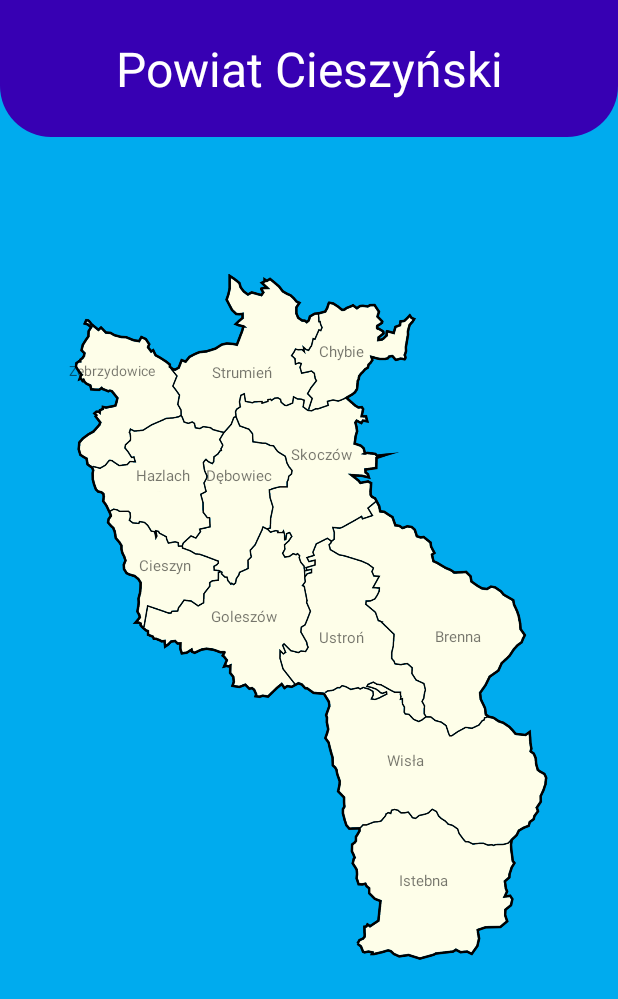
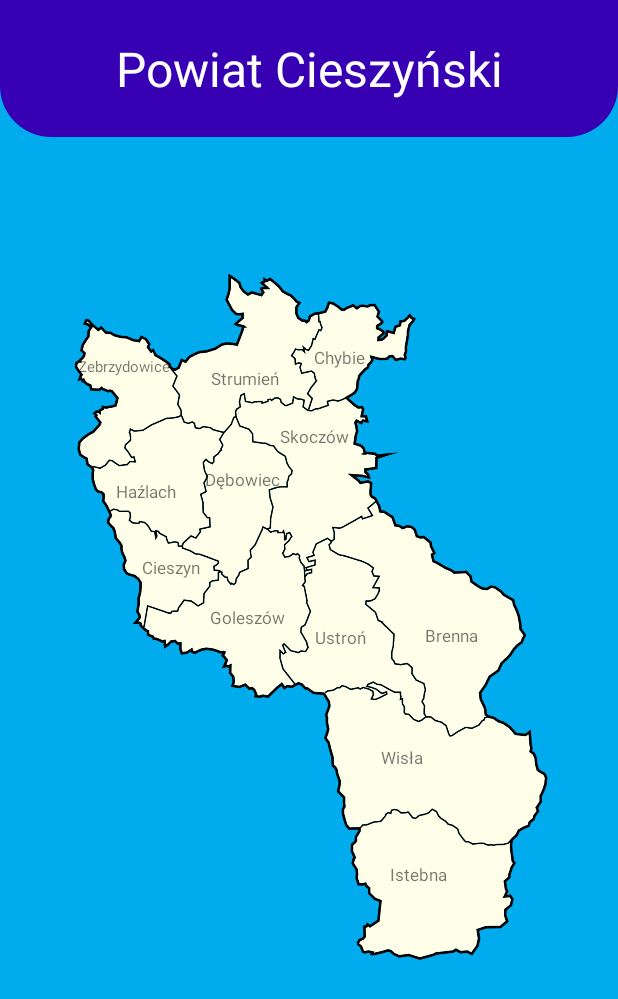
Before and after one commit to OskarCzyz/Pogoda, an Android app: the screen it shows after launch (MainActivity), on a phone screen of 412 x 824 dp. Shown: the top 999 px of the screen. Run offline under Robolectric (Android 15) with nearby library versions, the phone set to English and light mode, and no system bars; Roboto replaces fonts that are not available here.

Commit message:
temperatura pokazywana jest na podstawie powiatu, którego się wybrało, obrazek w drugiej aktywności jest zależny od aktualnej pogody małe poprawki layout'u

```diff
--- a/app/src/main/AndroidManifest.xml
+++ b/app/src/main/AndroidManifest.xml
@@ -18,7 +18,7 @@
         <activity
             android:name=".MainActivity"
             android:exported="true"
-            android:label="Strona Główna">
+            android:label="Pogoda">
             <intent-filter>
                 <action android:name="android.intent.action.MAIN" />
 
--- a/app/src/main/res/layout/activity_main.xml
+++ b/app/src/main/res/layout/activity_main.xml
@@ -5,6 +5,7 @@
     android:layout_width="match_parent"
     android:layout_height="match_parent"
     android:background="@color/light_blue"
+    android:orientation="vertical"
     tools:context=".MainActivity">
 
     <TextView
@@ -37,11 +38,12 @@
 
 
     <TextView
+        android:padding="5sp"
         android:id="@+id/tvChybie"
         android:layout_width="wrap_content"
         android:layout_height="wrap_content"
         android:text="Chybie"
-        android:textSize="10sp"
+        android:textSize="11sp"
         app:layout_constraintBottom_toBottomOf="@+id/imageView"
         app:layout_constraintEnd_toEndOf="parent"
         app:layout_constraintHorizontal_bias="0.556"
@@ -51,11 +53,12 @@
         tools:ignore="MissingConstraints" />
 
     <TextView
+        android:padding="5sp"
         android:id="@+id/tvStrumien"
         android:layout_width="wrap_content"
         android:layout_height="wrap_content"
         android:text="Strumień"
-        android:textSize="10sp"
+        android:textSize="11sp"
         app:layout_constraintBottom_toBottomOf="@+id/imageView"
         app:layout_constraintEnd_toEndOf="parent"
         app:layout_constraintHorizontal_bias="0.38"
@@ -68,49 +71,53 @@
         android:id="@+id/tvZebrzydowice"
         android:layout_width="wrap_content"
         android:layout_height="wrap_content"
+        android:padding="5sp"
         android:text="Zebrzydowice"
-        android:textSize="9sp"
+        android:textSize="10sp"
         app:layout_constraintBottom_toBottomOf="@+id/imageView"
         app:layout_constraintEnd_toEndOf="parent"
 
-        app:layout_constraintHorizontal_bias="0.129"
+        app:layout_constraintHorizontal_bias="0.138"
 
         app:layout_constraintStart_toStartOf="parent"
         app:layout_constraintTop_toTopOf="@+id/imageView"
-        app:layout_constraintVertical_bias="0.176" />
+        app:layout_constraintVertical_bias="0.162" />
 
     <TextView
+        android:padding="5sp"
         android:id="@+id/tvSkoczow"
         android:layout_width="wrap_content"
         android:layout_height="wrap_content"
         android:text="Skoczów"
-        android:textSize="10sp"
+        android:textSize="11sp"
         app:layout_constraintBottom_toBottomOf="@+id/imageView"
         app:layout_constraintEnd_toEndOf="parent"
-        app:layout_constraintHorizontal_bias="0.522"
+        app:layout_constraintHorizontal_bias="0.51"
         app:layout_constraintStart_toStartOf="parent"
         app:layout_constraintTop_toTopOf="@+id/imageView"
-        app:layout_constraintVertical_bias="0.285" />
+        app:layout_constraintVertical_bias="0.256" />
 
     <TextView
+        android:padding="5sp"
         android:id="@+id/tvDebowiec"
         android:layout_width="wrap_content"
         android:layout_height="wrap_content"
         android:text="Dębowiec"
-        android:textSize="10sp"
+        android:textSize="11sp"
         app:layout_constraintBottom_toBottomOf="@+id/imageView"
         app:layout_constraintEnd_toEndOf="parent"
-        app:layout_constraintHorizontal_bias="0.373"
+        app:layout_constraintHorizontal_bias="0.374"
         app:layout_constraintStart_toStartOf="parent"
         app:layout_constraintTop_toTopOf="@+id/imageView"
-        app:layout_constraintVertical_bias="0.312" />
+        app:layout_constraintVertical_bias="0.313" />
 
     <TextView
+        android:padding="5sp"
         android:id="@+id/tvIstebna"
         android:layout_width="wrap_content"
         android:layout_height="wrap_content"
         android:text="Istebna"
-        android:textSize="10sp"
+        android:textSize="11sp"
         app:layout_constraintBottom_toBottomOf="@+id/imageView"
         app:layout_constraintEnd_toEndOf="parent"
         app:layout_constraintHorizontal_bias="0.701"
@@ -119,11 +126,12 @@
         app:layout_constraintVertical_bias="0.844" />
 
     <TextView
+        android:padding="5sp"
         android:id="@+id/tvWisla"
         android:layout_width="wrap_content"
         android:layout_height="wrap_content"
         android:text="Wisła"
-        android:textSize="10sp"
+        android:textSize="11sp"
         app:layout_constraintBottom_toBottomOf="@+id/imageView"
         app:layout_constraintEnd_toEndOf="parent"
         app:layout_constraintHorizontal_bias="0.666"
@@ -132,11 +140,12 @@
         app:layout_constraintVertical_bias="0.687" />
 
     <TextView
+        android:padding="5sp"
         android:id="@+id/tvBrenna"
         android:layout_width="wrap_content"
         android:layout_height="wrap_content"
         android:text="Brenna"
-        android:textSize="10sp"
+        android:textSize="11sp"
         app:layout_constraintBottom_toBottomOf="@+id/imageView"
         app:layout_constraintEnd_toEndOf="parent"
         app:layout_constraintHorizontal_bias="0.76"
@@ -145,11 +154,12 @@
         app:layout_constraintVertical_bias="0.523" />
 
     <TextView
+        android:padding="5sp"
         android:id="@+id/tvUstron"
         android:layout_width="wrap_content"
         android:layout_height="wrap_content"
         android:text="Ustroń"
-        android:textSize="10sp"
+        android:textSize="11sp"
         app:layout_constraintBottom_toBottomOf="@+id/imageView"
         app:layout_constraintEnd_toEndOf="parent"
         app:layout_constraintHorizontal_bias="0.557"
@@ -158,11 +168,12 @@
         app:layout_constraintVertical_bias="0.525" />
 
     <TextView
+        android:padding="5sp"
         android:id="@+id/tvGoleszow"
         android:layout_width="wrap_content"
         android:layout_height="wrap_content"
         android:text="Goleszów"
-        android:textSize="10sp"
+        android:textSize="11sp"
         app:layout_constraintBottom_toBottomOf="@+id/imageView"
         app:layout_constraintEnd_toEndOf="parent"
         app:layout_constraintHorizontal_bias="0.383"
@@ -171,11 +182,12 @@
         app:layout_constraintVertical_bias="0.498" />
 
     <TextView
+        android:padding="5sp"
         android:id="@+id/tvCieszyn"
         android:layout_width="wrap_content"
         android:layout_height="wrap_content"
         android:text="Cieszyn"
-        android:textSize="10sp"
+        android:textSize="11sp"
         app:layout_constraintBottom_toBottomOf="@+id/imageView"
         app:layout_constraintEnd_toEndOf="parent"
         app:layout_constraintHorizontal_bias="0.246"
@@ -184,18 +196,18 @@
         app:layout_constraintVertical_bias="0.431" />
 
     <TextView
+        android:padding="5sp"
         android:id="@+id/tvHazlach"
         android:layout_width="wrap_content"
         android:layout_height="wrap_content"
-        android:text="Hazlach"
-        android:textSize="10sp"
+        android:text="Haźlach"
+        android:textSize="11sp"
         app:layout_constraintBottom_toBottomOf="@+id/imageView"
         app:layout_constraintEnd_toEndOf="parent"
-        app:layout_constraintHorizontal_bias="0.242"
+        app:layout_constraintHorizontal_bias="0.199"
         app:layout_constraintStart_toStartOf="parent"
         app:layout_constraintTop_toTopOf="@+id/imageView"
-        app:layout_constraintVertical_bias="0.312" />
-
+        app:layout_constraintVertical_bias="0.329" />
 
 
 </androidx.constraintlayout.widget.ConstraintLayout>
--- a/app/src/main/res/values-night/themes.xml
+++ b/app/src/main/res/values-night/themes.xml
@@ -2,12 +2,12 @@
     <!-- Base application theme. -->
     <style name="Theme.Pogoda" parent="Theme.MaterialComponents.DayNight.DarkActionBar">
         <!-- Primary brand color. -->
-        <item name="colorPrimary">@color/purple_200</item>
+        <item name="colorPrimary">@color/blue</item>
         <item name="colorPrimaryVariant">@color/dark_blue</item>
-        <item name="colorOnPrimary">@color/black</item>
+        <item name="colorOnPrimary">@color/white</item>
         <!-- Secondary brand color. -->
         <item name="colorSecondary">@color/green</item>
-        <item name="colorSecondaryVariant">@color/green</item>
+        <item name="colorSecondaryVariant">@color/dark_green</item>
         <item name="colorOnSecondary">@color/black</item>
         <!-- Status bar color. -->
         <item name="android:statusBarColor">?attr/colorPrimaryVariant</item>
```
Also changed, not shown: app/src/main/java/com/example/pogoda/GminaActivity.java (+60 -5 lines), app/src/main/java/com/example/pogoda/MainActivity.java (+41 -2 lines), app/src/main/res/layout/gmina.xml (+27 -2 lines).
